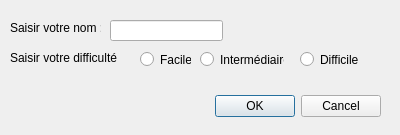
arnaudricaud/ProjetBM, file Projet_Catakoi/gamedialog.ui: the form before one commit.
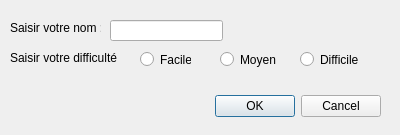
The form after the commit.

The edit to the form file:
```diff
--- a/Projet_Catakoi/gamedialog.ui
+++ b/Projet_Catakoi/gamedialog.ui
@@ -81,14 +81,14 @@
   <widget class="QRadioButton" name="radioButtonI">
    <property name="geometry">
     <rect>
-     <x>200</x>
+     <x>220</x>
      <y>50</y>
      <width>84</width>
      <height>19</height>
     </rect>
    </property>
    <property name="text">
-    <string>Intermédiaire</string>
+    <string>Moyen</string>
    </property>
   </widget>
   <widget class="QRadioButton" name="radioButtonD">
```
